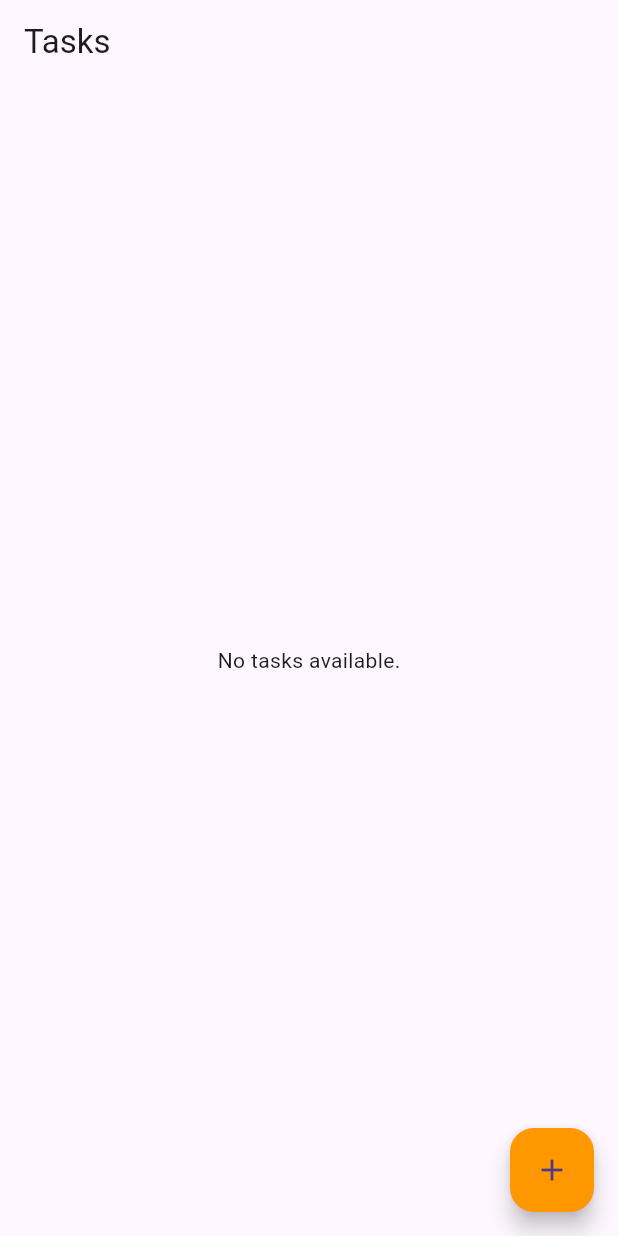
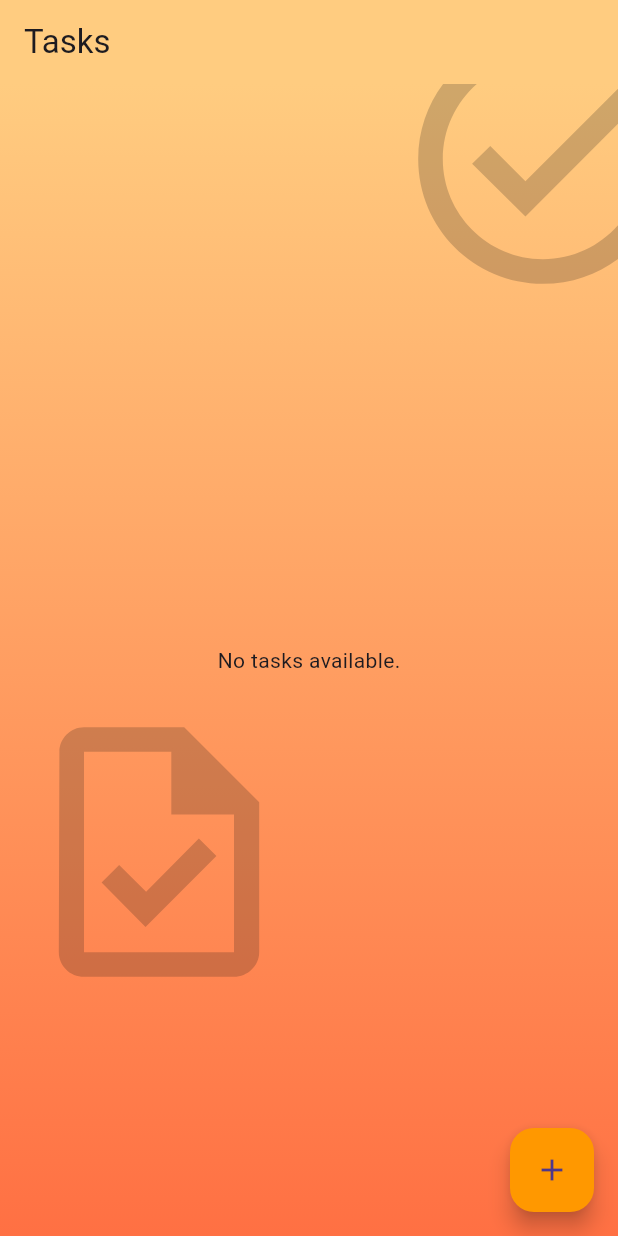
Before and after one commit to TuanFaied/enhanzer-interview-task, a Flutter app: the screen it shows after launch, on a phone screen of 412 x 824 dp. Run offline on Flutter 3.47's test engine with Material 3 defaults, Android fonts, the phone set to English and light mode, and no system bars; our stand-ins replace flutter_slidable, sqflite; accounts and stored records are empty.

Commit message:
update ui for tsk list screen

```diff
--- a/enhanzer/lib/screen/task_list_screen.dart
+++ b/enhanzer/lib/screen/task_list_screen.dart
@@ -1,11 +1,9 @@
-// task_list_screen.dart
 import 'package:enhanzer/models/task_model.dart';
 import 'package:enhanzer/screen/task_editing_screen.dart';
 import 'package:enhanzer/service/task_viewModel.dart';
 import 'package:flutter/material.dart';
 import 'package:flutter_slidable/flutter_slidable.dart';
 import 'package:provider/provider.dart';
-
 
 class TaskListScreen extends StatefulWidget {
   @override
@@ -44,8 +42,42 @@ class _TaskListScreenState extends State<TaskListScreen> {
     return Scaffold(
       appBar: AppBar(
         title: Text('Tasks'),
+        backgroundColor: Colors.orange.shade200,
+        elevation: 0,
       ),
-      body: isLoading
+      body: Stack(
+        children: [
+          // Background Gradient
+          Container(
+            decoration: BoxDecoration(
+              gradient: LinearGradient(
+                colors: [Colors.orange.shade200, Colors.deepOrange.shade400],
+                begin: Alignment.topCenter,
+                end: Alignment.bottomCenter,
+              ),
+            ),
+          ),
+          // Decorative Element
+          Positioned(
+            top: -50,
+            right: -50,
+            child: Icon(
+              Icons.task_alt,
+              size: 200,
+              color: const Color.fromARGB(255, 17, 16, 16).withOpacity(0.2),
+            ),
+          ),
+          Positioned(
+            top: MediaQuery.of(context).size.height * 0.5,
+            right: MediaQuery.of(context).size.width * 0.5,
+            child: Icon(
+              Icons.task_outlined,
+              size: 200,
+              color: const Color.fromARGB(255, 17, 16, 16).withOpacity(0.2),
+            ),
+          ),
+          // Task List
+          isLoading
               ? Center(child: CircularProgressIndicator())
               : tasks.isEmpty
                   ? Center(child: Text('No tasks available.'))
@@ -57,12 +89,16 @@ class _TaskListScreenState extends State<TaskListScreen> {
                           margin: const EdgeInsets.symmetric(
                               vertical: 8.0, horizontal: 16.0),
                           elevation: 2,
+                          shape: RoundedRectangleBorder(
+                            borderRadius: BorderRadius.circular(12.0),
+                          ),
                           child: Slidable(
                             startActionPane: ActionPane(
                               motion: const ScrollMotion(),
                               children: [
                                 SlidableAction(
-                              onPressed: (context) => _deleteTaskAtIndex(index),
+                                  onPressed: (context) =>
+                                      _deleteTaskAtIndex(index),
                                   backgroundColor: Colors.red,
                                   foregroundColor: Colors.white,
                                   icon: Icons.delete,
@@ -72,12 +108,16 @@ class _TaskListScreenState extends State<TaskListScreen> {
                             ),
                             child: ListTile(
                               title: Row(
-                            mainAxisAlignment: MainAxisAlignment.spaceBetween,
+                                mainAxisAlignment:
+                                    MainAxisAlignment.spaceBetween,
                                 children: [
                                   Text(
                                     task.title,
                                     style: TextStyle(
-                                    fontWeight: FontWeight.w700, fontSize: 20),
+                                      fontWeight: FontWeight.w700,
+                                      fontSize: 20,
+                                      color: Colors.black87,
+                                    ),
                                   ),
                                   Checkbox(
                                     value: task.isCompleted,
@@ -97,9 +137,8 @@ class _TaskListScreenState extends State<TaskListScreen> {
                                 final updatedTask = await Navigator.push(
                                   context,
                                   MaterialPageRoute(
-                                builder: (context) => TaskEditingScreen(
-                                  task: task,
-                                ),
+                                    builder: (context) =>
+                                        TaskEditingScreen(task: task),
                                   ),
                                 ).then((_) {
                                   _loadTasks();
@@ -113,6 +152,8 @@ class _TaskListScreenState extends State<TaskListScreen> {
                           ),
                         );
                       },
+                    ),
+        ],
       ),
       floatingActionButton: FloatingActionButton(
         onPressed: () async {
```
Lines whose indentation alone changed are shown as unchanged.
